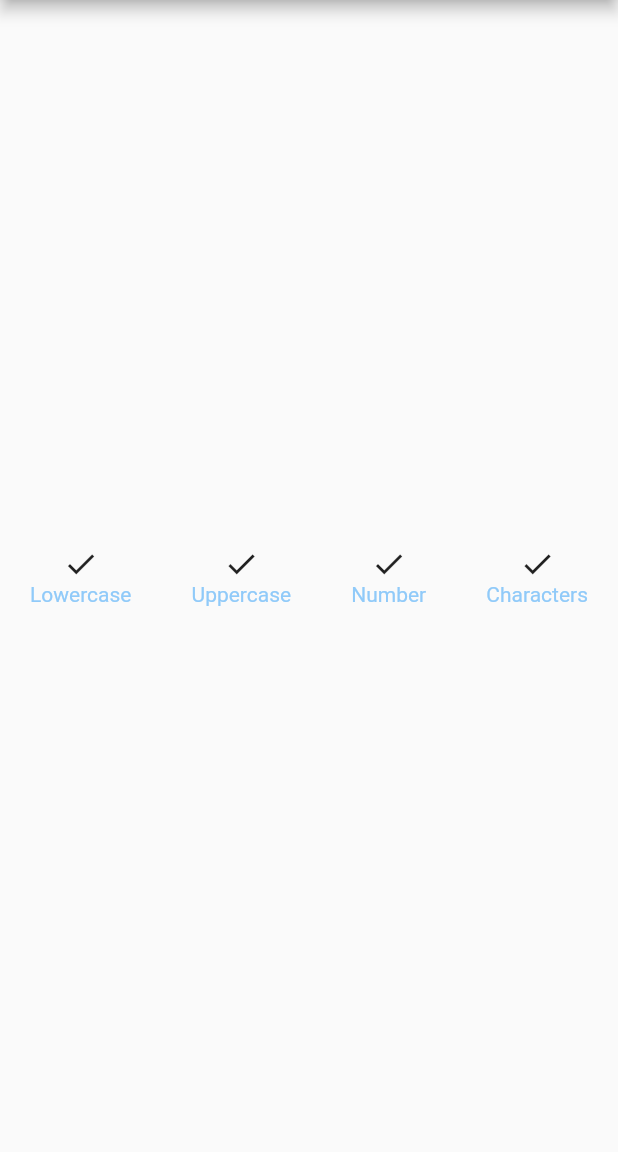
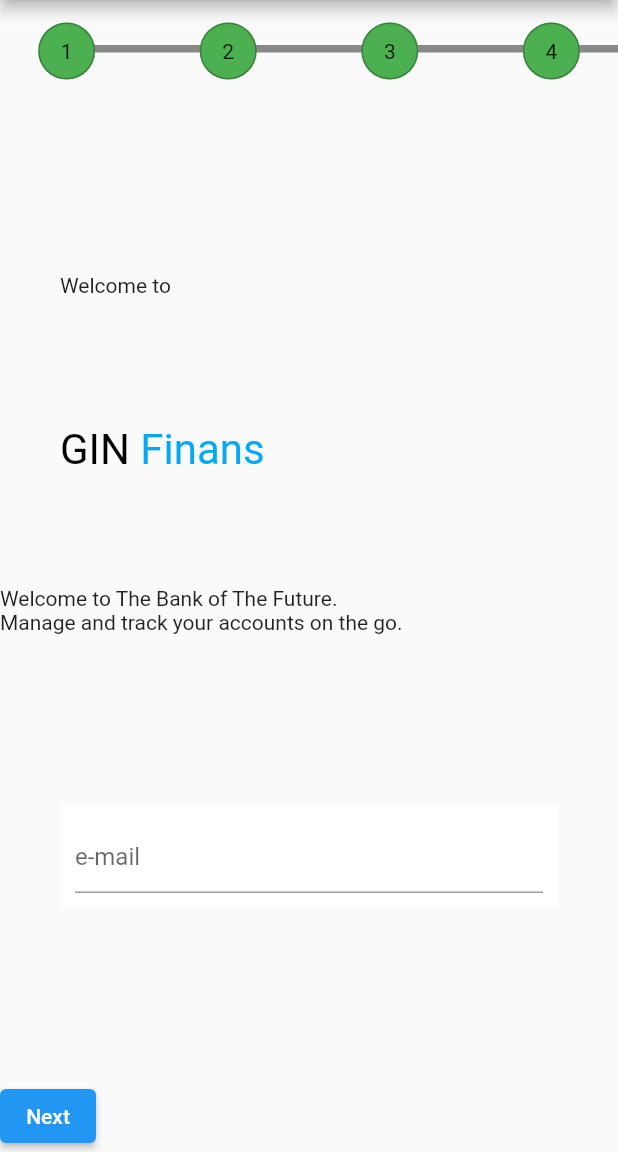
Before and after one commit to prgrm274/flutter_project, a Flutter app: the screen it shows after launch, on a phone screen of 412 x 824 dp, the part 84-1236 px from its top. Run offline on Flutter 3.47's test engine with Material 2 defaults, Android fonts, the phone set to English and light mode, and no system bars.

Commit message:
modified some files

```diff
--- a/lib/const/strings_constants.dart
+++ b/lib/const/strings_constants.dart
@@ -1,7 +1,7 @@
 const s1Welcome = "Welcome to";
-const s1GIN = "GIN";
+const s1GIN = "GIN ";
 const s1Finans = "Finans";
-const s1WelcomeFuture = "Welcome to The Bank of The Future.";
+const s1WelcomeFuture = "Welcome to The Bank of The Future.\nManage and track your accounts on the go.";
 const s1Manage = "Manage and track your accounts on the go.";
 
 const email = "Email";
--- a/lib/presentation/my_app.dart
+++ b/lib/presentation/my_app.dart
@@ -1,12 +1,11 @@
 import 'package:flutter/material.dart';
 import 'package:project/presentation/pages/custom/row_circles.dart';
+import 'package:project/presentation/pages/screen1/screen1.dart';
 import 'package:project/presentation/pages/screen2/row_aa1239.dart';
+import 'package:project/presentation/pages/screen2/screen2.dart';
 
 class MyApp extends StatelessWidget {
   // This widget is the root of your application.
-
-  bool isCorrect = true;
-
   @override
   Widget build(BuildContext context) {
     return MaterialApp(
@@ -19,7 +18,8 @@ class MyApp extends StatelessWidget {
           title: Text('Screen 1'),
           backgroundColor: Colors.indigo,
         ),
-        body: RowAa1239(isCorrect: isCorrect,),
+        body: Screen1(),
+        // body: Screen2(),
         // body: RowCircles(),
         // body: Email1(),
       ),
--- a/lib/presentation/pages/custom/row_circles.dart
+++ b/lib/presentation/pages/custom/row_circles.dart
@@ -1,6 +1,10 @@
 import 'package:flutter/material.dart';
 
 class RowCircles extends StatelessWidget {
+  final Color color;
+
+  RowCircles({required this.color});
+
   @override
   Widget build(BuildContext context) {
     return Container(
@@ -13,10 +17,10 @@ class RowCircles extends StatelessWidget {
           Row(
             mainAxisAlignment: MainAxisAlignment.spaceBetween,
             children: [
-              _circle('1', context),
-              _circle('2', context),
-              _circle('3', context),
-              _circle('4', context),
+              _circle('1', context, color),
+              _circle('2', context, color),
+              _circle('3', context, color),
+              _circle('4', context, color),
             ],
           ),
         ],
@@ -24,13 +28,13 @@ class RowCircles extends StatelessWidget {
     );
   }
 
-  Widget _circle(teks, context){
+  Widget _circle(teks, context, color){
     return Container(
       width: MediaQuery.of(context).size.width/7,
       margin: const EdgeInsets.all(15.0),
       padding: const EdgeInsets.all(10.0),
       decoration: BoxDecoration(
-          color: Colors.white,
+          color: color,
           border: Border.all(color: Colors.black26),
           shape: BoxShape.circle
       ),
--- /dev/null
+++ b/lib/presentation/pages/screen1/screen1.dart
@@ -0,0 +1,65 @@
+import 'dart:developer';
+
+import 'package:flutter/material.dart';
+import 'package:project/const/strings_constants.dart';
+import 'package:project/presentation/pages/custom/row_circles.dart';
+
+class Screen1 extends StatelessWidget {
+
+  bool isCorrect = true;
+
+  @override
+  Widget build(BuildContext context) {
+    return MaterialApp(
+      debugShowCheckedModeBanner: false,
+      home: Scaffold(
+        body: Column(
+          mainAxisAlignment: MainAxisAlignment.spaceBetween,
+          crossAxisAlignment: CrossAxisAlignment.start,
+          children: [
+            RowCircles(color: Colors.green,),
+            Container(
+              margin: const EdgeInsets.fromLTRB(40, 40, 40, 0),
+              child: Text(s1Welcome)
+            ),
+            Container(
+              margin: const EdgeInsets.fromLTRB(40, 10, 40, 0),
+              child: RichText(
+                text: TextSpan(
+                    style: TextStyle(
+                        color: Colors.black,
+                        fontSize: 28),
+                    children: <TextSpan>[
+                      TextSpan(text: s1GIN),
+                      TextSpan(text: s1Finans, style: TextStyle(
+                          color: Colors.lightBlue,
+                          fontSize: 28)),
+                    ]
+                ),
+              ),
+            ),
+            Text(s1WelcomeFuture),
+            Container(
+              margin: const EdgeInsets.all(40),
+              padding: const EdgeInsets.all(10),
+              decoration: BoxDecoration(
+                color: Colors.white,
+              ),
+              child: TextField(
+                decoration: InputDecoration(
+                    hintText: 'e-mail'
+                ),
+              ),
+            ),
+            ElevatedButton(
+              onPressed: () {
+                log('pressed');
+              },
+              child: Text(next),
+            )
+          ],
+        ),
+      ),
+    );
+  }
+}
--- /dev/null
+++ b/lib/presentation/pages/screen2/screen2.dart
@@ -0,0 +1,30 @@
+import 'dart:developer';
+
+import 'package:flutter/material.dart';
+import 'package:project/const/strings_constants.dart';
+import 'package:project/presentation/pages/screen2/row_aa1239.dart';
+
+class Screen2 extends StatelessWidget {
+
+  bool isCorrect = true;
+
+  @override
+  Widget build(BuildContext context) {
+    return MaterialApp(
+      home: Scaffold(
+        body: Column(
+          mainAxisAlignment: MainAxisAlignment.spaceBetween,
+          children: [
+            RowAa1239(isCorrect: isCorrect,),
+            ElevatedButton(
+              onPressed: () {
+                log('pressed');
+              },
+              child: Text(next),
+            )
+          ],
+        ),
+      ),
+    );
+  }
+}
```
